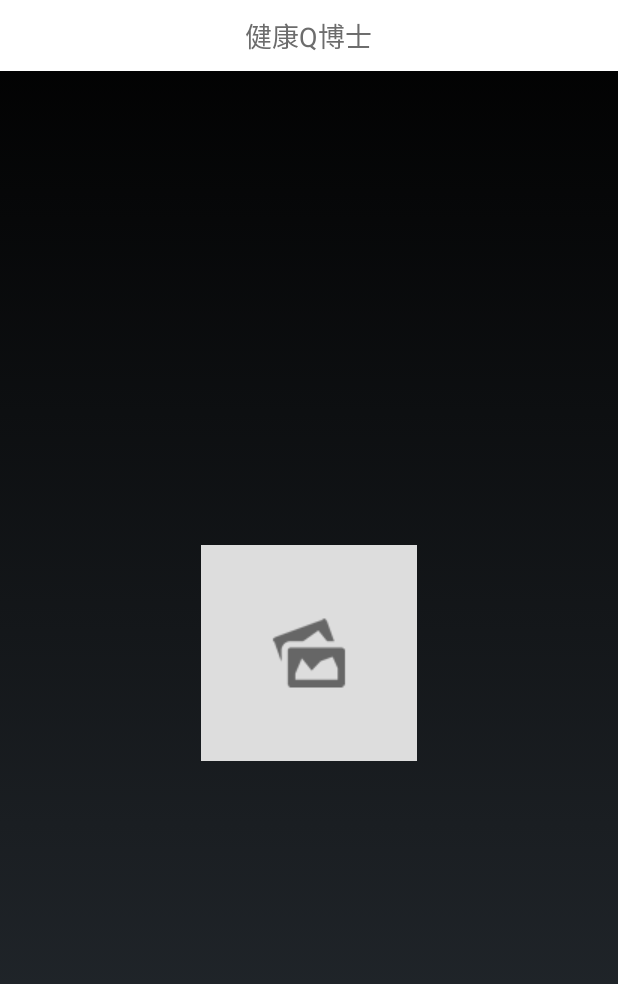
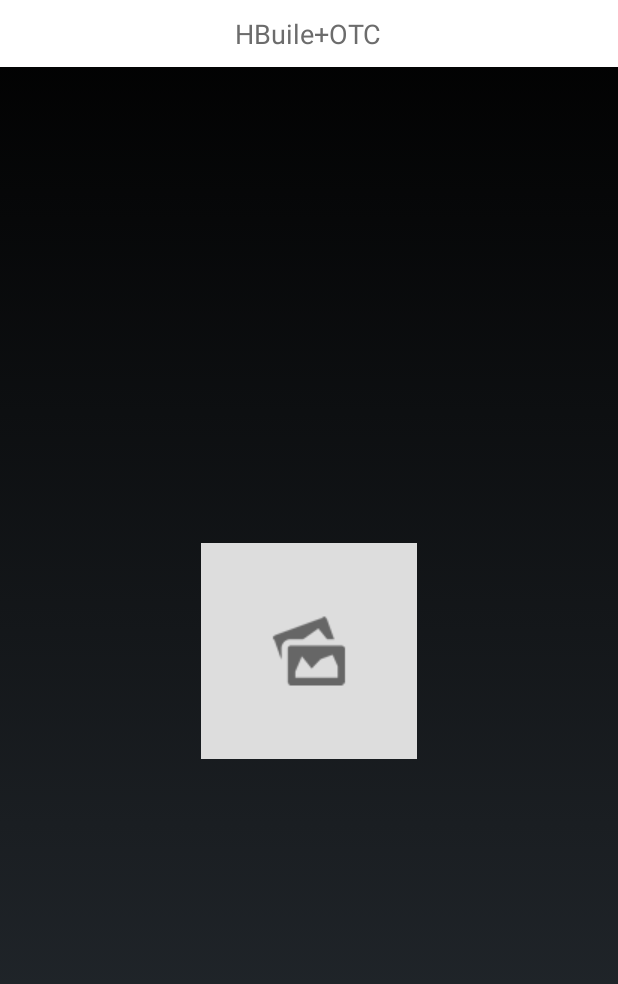
Before and after one commit to chendang/ekeng-android, an Android app: the layout image_pick_gallery.xml on its own in the app's theme, with its tools: preview values and no code run, on a phone screen of 412 x 824 dp. Shown: the top 984 px of the screen. Run offline under Robolectric (Android 15) with nearby library versions, the phone set to English and light mode, and no system bars.

Commit message:
标题修改

```diff
--- a/app/src/main/res/values/strings.xml
+++ b/app/src/main/res/values/strings.xml
@@ -1,5 +1,5 @@
 <resources>
-    <string name="app_name">健康Q博士</string>
+    <string name="app_name">HBuile+OTC</string>
     <!--<string name="app_name">健康监测</string>-->
 
     <string name="USER">User</string>
```
